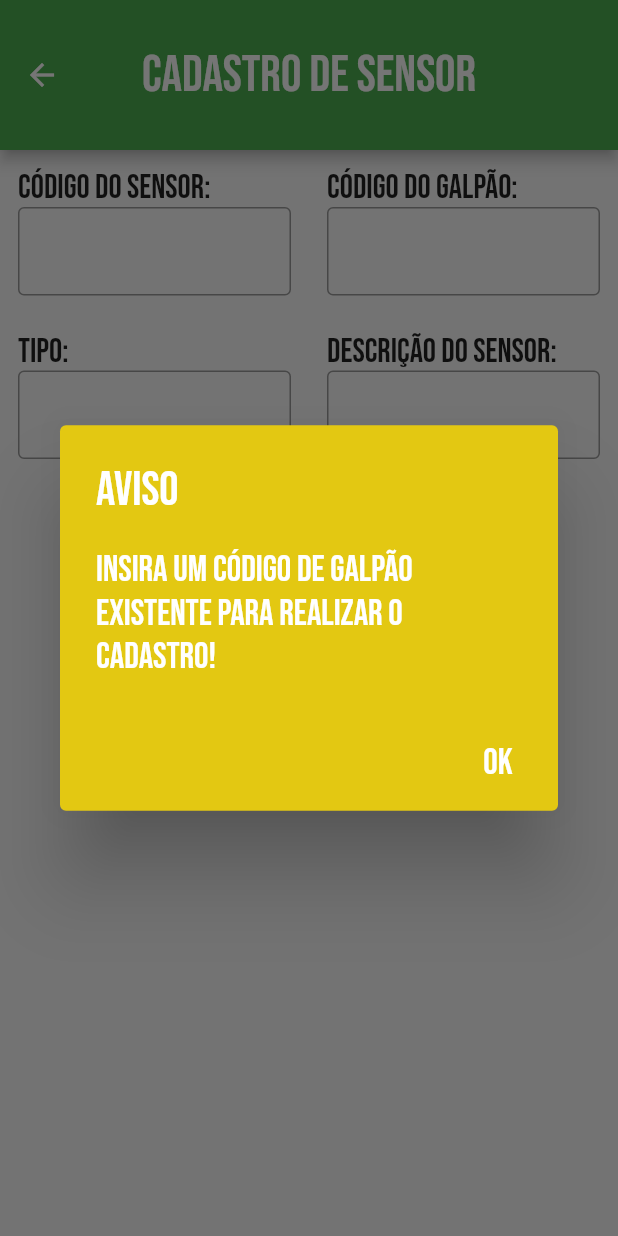
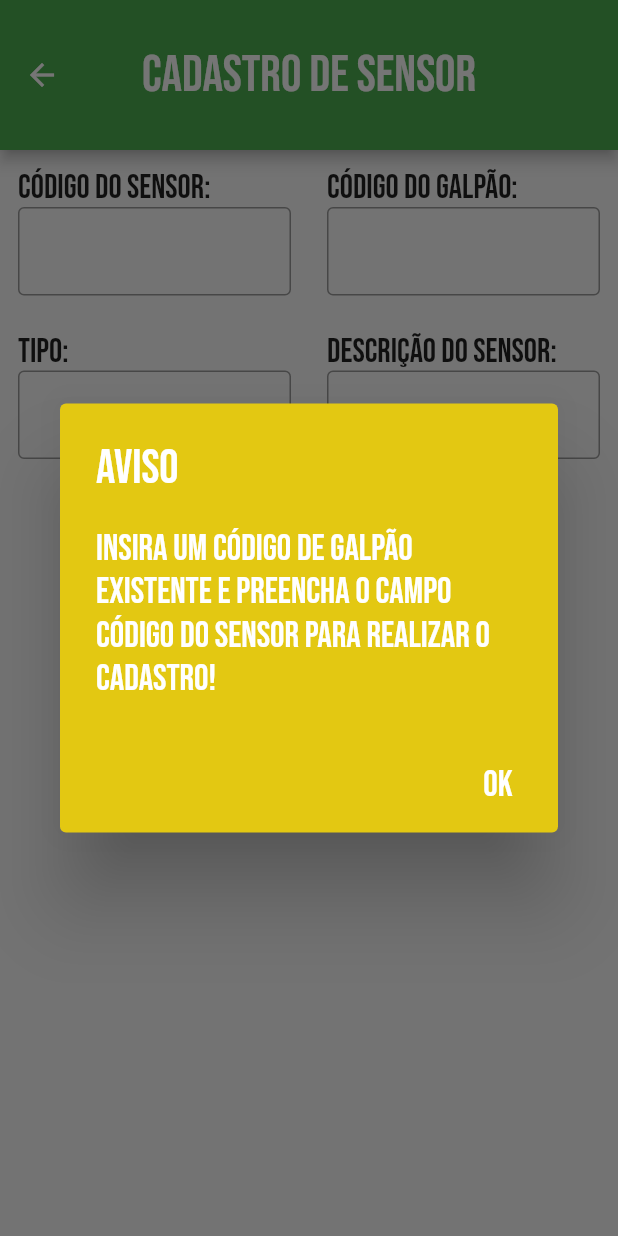
Before and after one commit to IsaiasBrazil/avicultor, a Flutter app: the TelaCadastroSensor screen opened directly, after a tap on "Cadastrar", on a phone screen of 412 x 824 dp. Run offline on Flutter 3.47's test engine with Material 2 defaults, Android fonts, the phone set to English and light mode, and no system bars; our stand-ins replace sqflite; missing offline and left inert: mqtt_client; accounts and stored records are empty.

Commit message:
Lógica da tela de cadastro de sensores reajustada

```diff
--- a/lib/cadastrar_sensor.dart
+++ b/lib/cadastrar_sensor.dart
@@ -86,7 +86,7 @@ class _TelaCadastroSensorState extends State<TelaCadastroSensor> {
                         BancoDados bd = BancoDados.instance;
                         bool galpaoEncontrado = await bd.galpaoExiste(codGalpao);
 
-                        if (!galpaoEncontrado) {
+                        if (!galpaoEncontrado && codSensor.isNotEmpty) {
                           showDialog(
                               context: context,
                               builder: (BuildContext context) => const CaixaDialog(
@@ -95,7 +95,26 @@ class _TelaCadastroSensorState extends State<TelaCadastroSensor> {
                                   tituloBotao: 'OK',
                                   corFundo: Color.fromRGBO(227, 200, 18, 1),
                                   corTexto: Colors.white));
-                        } else {
+                        } else if (!galpaoEncontrado && codSensor.isEmpty) {
+                            showDialog(
+                              context: context,
+                              builder: (BuildContext context) => const CaixaDialog(
+                                  titulo: 'Aviso',
+                                  mensagem: 'Insira um código de galpão existente e preencha o campo código do sensor para realizar o cadastro!',
+                                  tituloBotao: 'OK',
+                                  corFundo: Color.fromRGBO(227, 200, 18, 1),
+                                  corTexto: Colors.white));
+                        } else if (galpaoEncontrado && codSensor.isEmpty) {
+                            showDialog(
+                              context: context,
+                              builder: (BuildContext context) => const CaixaDialog(
+                                  titulo: 'Aviso',
+                                  mensagem: 'Preencha o campo código do sensor para realizar o cadastro!',
+                                  tituloBotao: 'OK',
+                                  corFundo: Color.fromRGBO(227, 200, 18, 1),
+                                  corTexto: Colors.white));
+                        }
+                        else {
                           Sensor sensor =
                               Sensor(codigo: codSensor, descricao: descSensor, codigoGalpao: codGalpao, tipo: tipoSensor);
 
```
